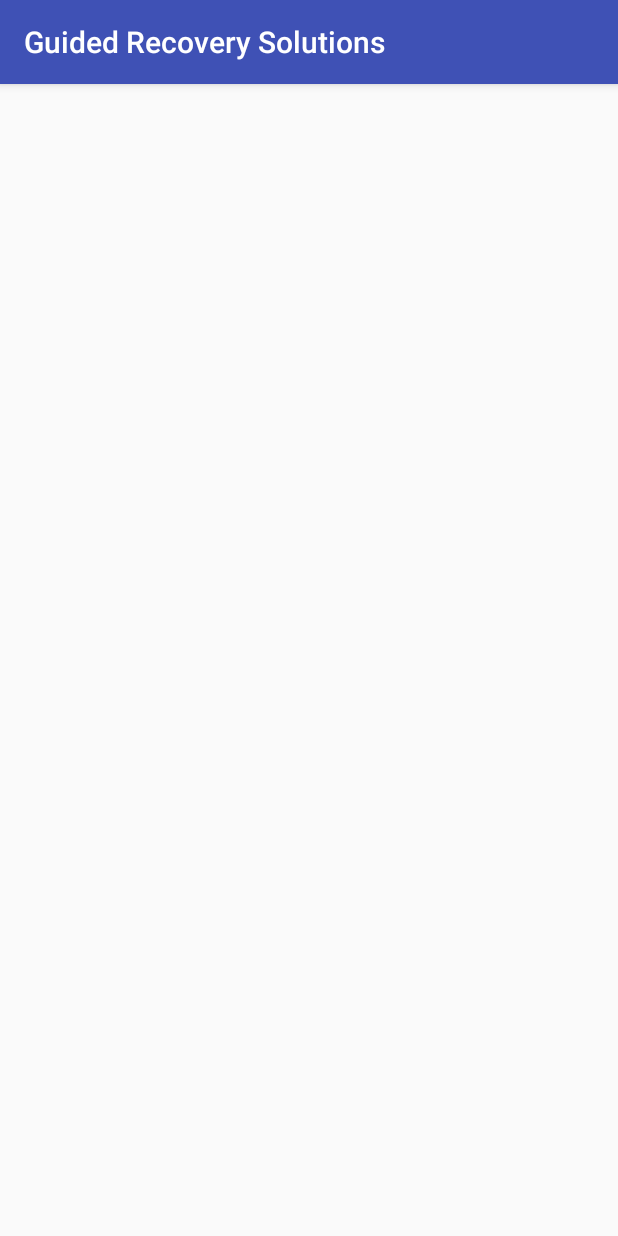
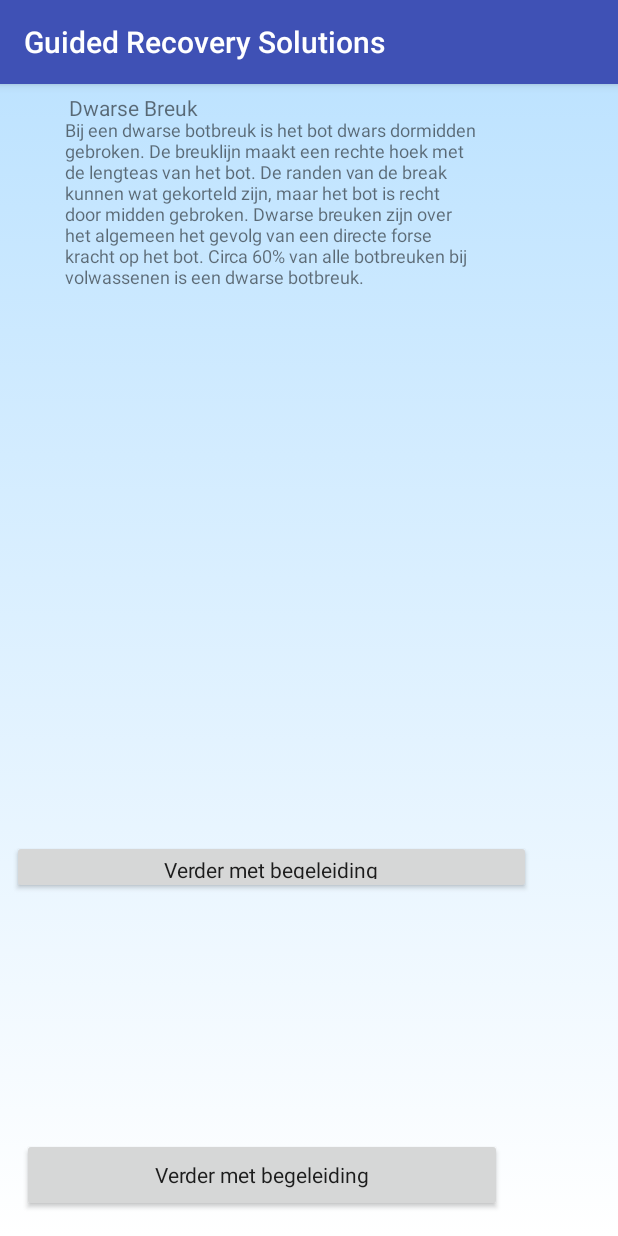
Before and after one commit to keanuTA/Ipmedt4-2017-, an Android app: the TrajectKeuze screen opened directly, with no data from a screen before it, on a phone screen of 412 x 824 dp. Run offline under Robolectric (Android 15) with nearby library versions, the phone set to English and light mode, and no system bars.

Commit message:
Backup push
Wat gerommeld in AS.

```diff
--- a/app/src/main/java/com/solutions/guidedrecovery/ipmedt4/TrajectKeuze.java
+++ b/app/src/main/java/com/solutions/guidedrecovery/ipmedt4/TrajectKeuze.java
@@ -1,5 +1,6 @@
 package com.solutions.guidedrecovery.ipmedt4;
 
+import android.support.annotation.Nullable;
 import android.support.v7.app.AppCompatActivity;
 import android.os.Bundle;
 
@@ -10,4 +11,5 @@ public class TrajectKeuze extends AppCompatActivity {
         super.onCreate(savedInstanceState);
         setContentView(R.layout.activity_traject_keuze);
     }
+
 }
--- a/app/src/main/res/layout/activity_traject_keuze.xml
+++ b/app/src/main/res/layout/activity_traject_keuze.xml
@@ -4,6 +4,94 @@
     xmlns:tools="http://schemas.android.com/tools"
     android:layout_width="match_parent"
     android:layout_height="match_parent"
+    android:background="@drawable/main_header_selector"
     tools:context="com.solutions.guidedrecovery.ipmedt4.TrajectKeuze">
 
+    <Button
+        android:id="@+id/buttonDwarseBreuk"
+        android:layout_width="346dp"
+        android:layout_height="36dp"
+        android:layout_marginBottom="228dp"
+        android:layout_marginEnd="0dp"
+        android:layout_marginLeft="0dp"
+        android:layout_marginRight="32dp"
+        android:layout_marginStart="8dp"
+        android:text="@string/keuze"
+        android:textAppearance="@style/TextAppearance.AppCompat.Body1"
+        app:layout_constraintBottom_toBottomOf="parent"
+        app:layout_constraintHorizontal_bias="0.0"
+        app:layout_constraintLeft_toLeftOf="parent"
+        app:layout_constraintRight_toRightOf="parent" />
+
+    <android.support.constraint.ConstraintLayout
+        android:id="@+id/keuzeDwarseBreuk"
+        android:layout_width="345dp"
+        android:layout_height="246dp"
+        android:layout_marginTop="6dp"
+        app:layout_constraintHorizontal_bias="0.533"
+        app:layout_constraintLeft_toLeftOf="parent"
+        app:layout_constraintRight_toRightOf="parent"
+        app:layout_constraintTop_toTopOf="parent">
+
+        <TextView
+            android:id="@+id/infoDwarseBreuk"
+            android:layout_width="274dp"
+            android:layout_height="130dp"
+            android:layout_marginEnd="8dp"
+            android:layout_marginLeft="11dp"
+            android:layout_marginStart="8dp"
+            android:text="@string/infoDwarseBreuk"
+            android:textAlignment="viewStart"
+            android:textSize="12sp"
+            app:layout_constraintLeft_toLeftOf="parent"
+            app:layout_constraintTop_toTopOf="parent"
+            android:layout_marginTop="16dp" />
+
+        <TextView
+            android:id="@+id/titelDwarseBreuk"
+            android:layout_width="329dp"
+            android:layout_height="16dp"
+            android:layout_marginBottom="8dp"
+            android:layout_marginEnd="8dp"
+            android:layout_marginLeft="8dp"
+            android:layout_marginRight="8dp"
+            android:layout_marginStart="13dp"
+            android:text="@string/titelDwarseBreuk"
+            app:layout_constraintBottom_toTopOf="@+id/buttonDwarseBreuk"
+            app:layout_constraintLeft_toLeftOf="parent"
+            app:layout_constraintRight_toRightOf="parent" />
+
+    </android.support.constraint.ConstraintLayout>
+
+    <android.support.constraint.ConstraintLayout
+        android:id="@+id/keuzeMeervoudigeBreuk"
+        android:layout_width="333dp"
+        android:layout_height="183dp"
+        android:layout_marginBottom="8dp"
+        android:layout_marginLeft="8dp"
+        android:layout_marginStart="8dp"
+        app:layout_constraintBottom_toBottomOf="parent"
+        app:layout_constraintLeft_toLeftOf="parent"
+        tools:layout_editor_absoluteY="320dp"
+        tools:layout_editor_absoluteX="19dp">
+
+        <Button
+            android:id="@+id/ButtonMeervoudigeBreuk"
+            android:layout_width="320dp"
+            android:layout_height="49dp"
+            android:layout_marginBottom="8dp"
+            android:layout_marginEnd="8dp"
+            android:layout_marginLeft="8dp"
+            android:layout_marginRight="8dp"
+            android:layout_marginStart="8dp"
+            android:layout_marginTop="8dp"
+            android:text="@string/keuze"
+            android:textAppearance="@style/TextAppearance.AppCompat.Body1"
+            app:layout_constraintBottom_toBottomOf="parent"
+            app:layout_constraintLeft_toLeftOf="parent"
+            app:layout_constraintRight_toRightOf="parent"
+            app:layout_constraintTop_toTopOf="parent"
+            app:layout_constraintVertical_bias="1.0" />
+    </android.support.constraint.ConstraintLayout>
+
 </android.support.constraint.ConstraintLayout>
--- a/app/src/main/res/layout/content_main.xml
+++ b/app/src/main/res/layout/content_main.xml
@@ -7,16 +7,16 @@
     android:background="@drawable/main_header_selector"
     app:layout_behavior="@string/appbar_scrolling_view_behavior"
     tools:context="com.solutions.guidedrecovery.ipmedt4.MainActivity"
-    tools:showIn="@layout/app_bar_main"
+    tools:layout_editor_absoluteX="0dp"
     tools:layout_editor_absoluteY="25dp"
-    tools:layout_editor_absoluteX="0dp">
+    tools:showIn="@layout/app_bar_main">
 
 
     <android.support.v7.widget.CardView
         android:layout_width="368dp"
         android:layout_height="wrap_content"
-        tools:layout_editor_absoluteY="0dp"
-        tools:layout_editor_absoluteX="8dp" />
+        tools:layout_editor_absoluteX="8dp"
+        tools:layout_editor_absoluteY="0dp" />
 
     <android.support.v7.widget.CardView
         android:layout_width="368dp"
--- a/app/src/main/res/values/strings.xml
+++ b/app/src/main/res/values/strings.xml
@@ -5,4 +5,8 @@
     <string name="navigation_drawer_close">Close navigation drawer</string>
 
     <string name="action_settings">Settings</string>
+
+    <string name="keuze">Verder met begeleiding</string>
+    <string name="infoDwarseBreuk">Bij een dwarse botbreuk is het bot dwars dormidden gebroken. De breuklijn maakt een rechte hoek met de lengteas van het bot. De randen van de break kunnen wat gekorteld zijn, maar het bot is recht door midden gebroken. Dwarse breuken zijn over het algemeen het gevolg van een directe forse kracht op het bot. Circa 60% van alle botbreuken bij volwassenen is een dwarse botbreuk.</string>
+    <string name="titelDwarseBreuk">Dwarse Breuk</string>
 </resources>
```
